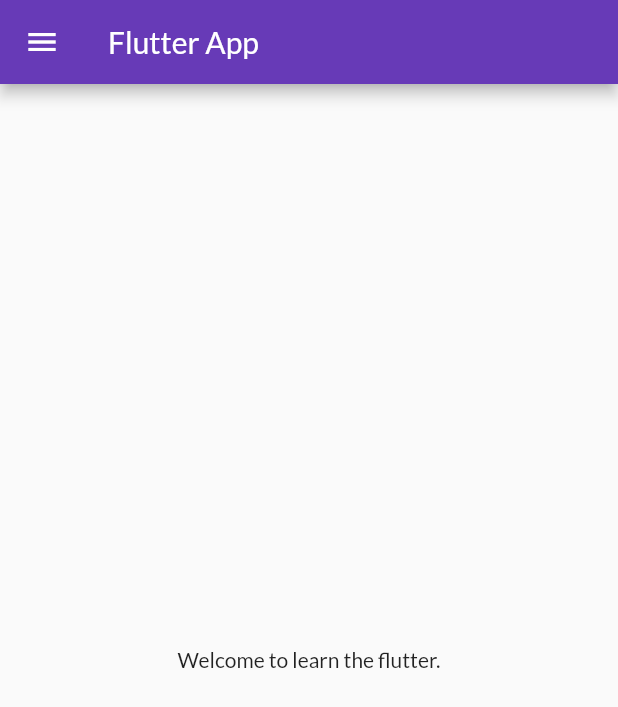
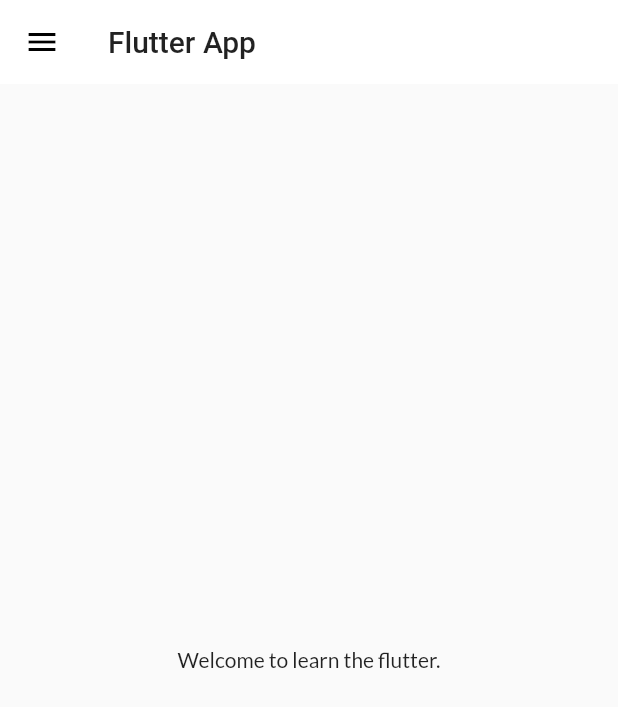
Before and after one commit to BigemMaharjan/Flutter_Practice, a Flutter app: the screen it shows after launch, on a phone screen of 412 x 824 dp. Shown: the top 707 px of the screen. Run offline on Flutter 3.47's test engine with Material 2 defaults, Android fonts, the phone set to English and light mode, and no system bars; our stand-ins replace google_fonts.

Commit message:
themes extrate day nine completed

```diff
--- a/lib/main.dart
+++ b/lib/main.dart
@@ -2,7 +2,7 @@
 import 'package:flutter_catalog_application_1/pages/home_page.dart';
 import 'package:flutter_catalog_application_1/pages/login_page.dart';
 import 'package:flutter_catalog_application_1/utils/routes.dart';
-import 'package:google_fonts/google_fonts.dart';
+import 'widgets/themes.dart';
 
 void main() {
   runApp(MyApp());
@@ -15,15 +15,9 @@
   Widget build(BuildContext context) {
     return MaterialApp(
       themeMode: ThemeMode.light,
-      theme: ThemeData(
-        primarySwatch: Colors.deepPurple,
-        fontFamily: GoogleFonts.lato().fontFamily,
-      ),
+      theme: MyTheme.lightTheme(context),
       debugShowCheckedModeBanner: false,
-      darkTheme: ThemeData(
-        brightness: Brightness.dark,
-        // primarySwatch: Colors.pink,
-      ),
+      darkTheme: MyTheme.darkTheme(context),
       initialRoute: MyRoutes.homeRoute,
       routes: {
         "/": (context) => LoginPage(),
--- a/lib/pages/home_page.dart
+++ b/lib/pages/home_page.dart
@@ -8,7 +8,9 @@
   Widget build(BuildContext context) {
     return Scaffold(
       appBar: AppBar(
-        title: Text("Flutter App"),
+        title: Text(
+          "Flutter App",
+        ),
       ),
       body: Center(
         child: Container(
--- /dev/null
+++ b/lib/widgets/themes.dart
@@ -0,0 +1,19 @@
+import 'package:flutter/material.dart';
+import 'package:google_fonts/google_fonts.dart';
+
+class MyTheme {
+  static ThemeData lightTheme(BuildContext context) => ThemeData(
+        primarySwatch: Colors.deepPurple,
+        fontFamily: GoogleFonts.lato().fontFamily,
+        appBarTheme: AppBarTheme(
+            color: Colors.white,
+            elevation: 0.0,
+            iconTheme: IconThemeData(color: Colors.black),
+            textTheme: Theme.of(context).textTheme),
+      );
+
+  static ThemeData darkTheme(BuildContext context) => ThemeData(
+        brightness: Brightness.dark,
+        // primarySwatch: Colors.pink,
+      );
+}
```
